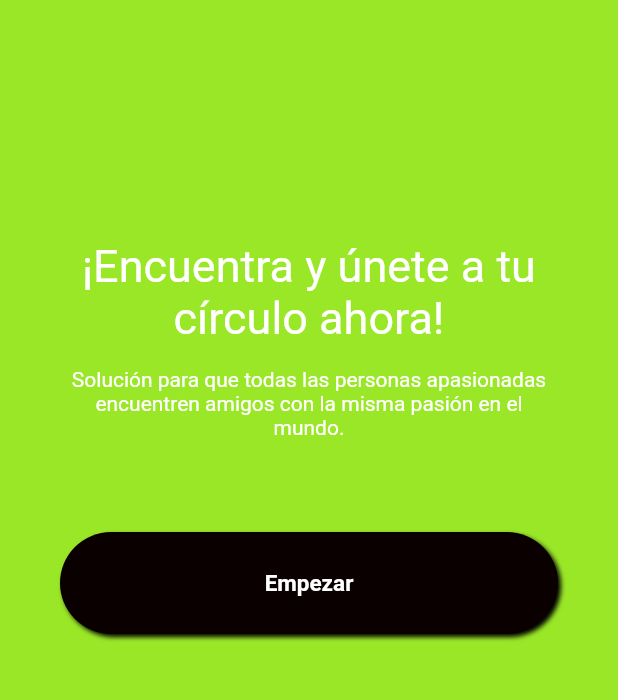
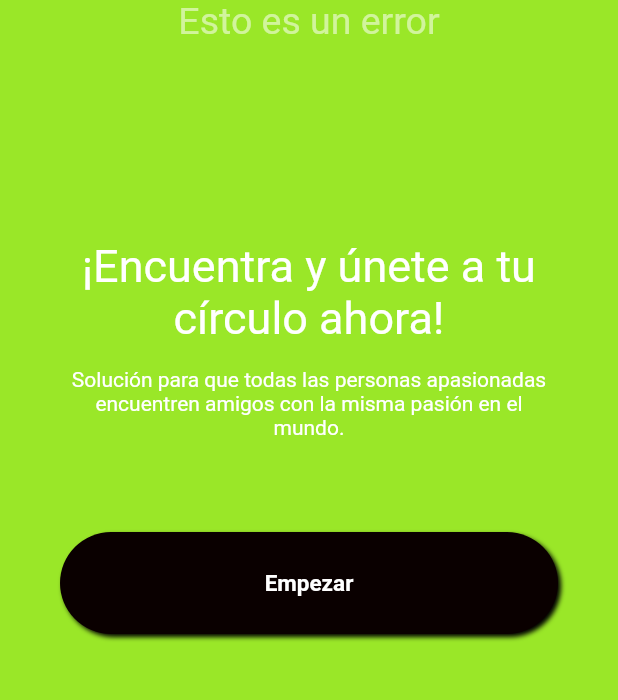
Before and after one commit to luisbatteur/app_ipue, a Flutter app: the screen it shows after launch, on a phone screen of 412 x 824 dp, the part 512-1212 px from its top. Run offline on Flutter 3.47's test engine with Material 2 defaults, Android fonts, the phone set to English and light mode, and no system bars; our stand-ins replace carousel_slider, flutter_easyloading, flutter_map, geocoding, geolocator, get and 2 more; missing offline and left inert: custom_pop_up_menu, flutter_map_marker_cluster.

Commit message:
primer commit

```diff
--- a/lib/main.dart
+++ b/lib/main.dart
@@ -1,9 +1,11 @@
+import 'package:app_ipue/pages/mio.dart';
 import 'package:flutter/material.dart';
 import 'package:flutter/services.dart';
 import 'package:flutter_easyloading/flutter_easyloading.dart';
 import 'package:get/get.dart';
 import 'package:app_ipue/pages/SplashMapPage.dart';
 import 'package:get_storage/get_storage.dart';
+
 
 void main() async {
   await GetStorage.init();
@@ -27,7 +29,8 @@ class MyApp extends StatelessWidget {
         fontFamily: "Roboto",
       ),
       // home: const SplashPage(),
-      home: SplashMapPage(),
+      home: const SplashMapPage(),
+      // home: const Mio(),
       builder: EasyLoading.init(),
     );
   }
--- a/lib/pages/EmailSentPage.dart
+++ b/lib/pages/EmailSentPage.dart
@@ -10,7 +10,7 @@ class EmailSentPage extends StatefulWidget {
   final String email, password;
 
   // ignore: use_key_in_widget_constructors
-  const EmailSentPage({required this.email, required this.password});
+  const EmailSentPage({required this.email, required this.password, super.key});
 
   @override
   State<EmailSentPage> createState() => _EmailSentPageState();
--- a/lib/pages/SplashMapPage.dart
+++ b/lib/pages/SplashMapPage.dart
@@ -12,6 +12,7 @@ import 'package:app_ipue/utilities/styles_utils.dart';
 import 'home_page.dart';
 
 class SplashMapPage extends StatefulWidget {
+  const SplashMapPage({super.key});
   @override
   State<SplashMapPage> createState() => _SplashMapPageState();
 }
@@ -96,6 +97,10 @@ class _SplashMapPageState extends State<SplashMapPage> {
             image: AssetImage("assets/images/splash.png"),
             width: 400,
           ),
+          Text("Esto es un error", style:TextStyle(
+            fontSize: 25,
+            color: Colors.white54
+          ))
         ],
       ),
     );
--- a/lib/pages/forgotPassword_page.dart
+++ b/lib/pages/forgotPassword_page.dart
@@ -1,4 +1,3 @@
-// ignore: file_names
 import 'dart:convert';
 
 import 'package:flutter/material.dart';
--- a/lib/pages/home_page.dart
+++ b/lib/pages/home_page.dart
@@ -377,10 +377,10 @@ class _HomePageState extends State<HomePage> with TickerProviderStateMixin {
                         color: Colors.white,
                       ),
                       Container(
-                        margin: EdgeInsets.only(top: 2),
+                        margin: const EdgeInsets.only(top: 2),
                         child: Text(
                           item.title,
-                          style: TextStyle(color: Colors.white, fontSize: 12),
+                          style: const TextStyle(color: Colors.white, fontSize: 12),
                         ),
                       ),
                     ],
--- a/lib/pages/map_page.dart
+++ b/lib/pages/map_page.dart
@@ -556,7 +556,6 @@ class _MapPageState extends State<MapPage> {
   }
 
   Widget _markerItem(String idIglesia) {
-    print("${ShgUtils.urlHost}/images/logos/logo_$idIglesia.png?v=1");
     return Image.network(
       "${ShgUtils.urlHost}/images/logos/logo_$idIglesia.png?v=1",
       width: 10,
--- a/lib/pages/splash_page.dart
+++ b/lib/pages/splash_page.dart
@@ -40,6 +40,7 @@ class _SplashPageState extends State<SplashPage> {
     box.write('myAddress', address);
   }
 
+  // ignore: unused_element
   Future<Position> _determinePosition() async {
     bool serviceEnabled;
     LocationPermission permission;
```
Also changed, not shown: lib/pages/mio.dart (added, +15 -0 lines), 3 other files.
